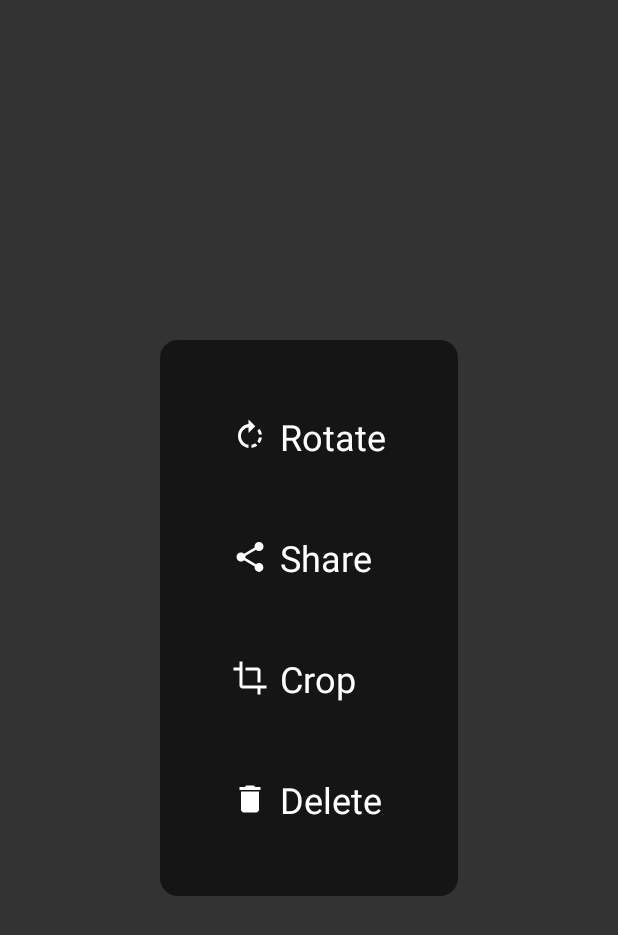
After one commit to BlackDizel/BCGallery, an Android app: the layout view_image_settings.xml on its own in the app's theme, with its tools: preview values and no code run, on a phone screen of 412 x 824 dp. The commit adds this screen. Shown: the top 935 px of the screen. Run offline under Robolectric (Android 15) with nearby library versions, the phone set to English and light mode, and no system bars.

Commit message:
add fragment image

```diff
--- a/app/src/main/java/org/byters/api/IInjector.java
+++ b/app/src/main/java/org/byters/api/IInjector.java
@@ -7,6 +7,7 @@ import org.byters.gallery.view.presenter.PresenterAdapterList;
 import org.byters.gallery.view.presenter.PresenterFragmentList;
 import org.byters.gallery.view.ui.activity.MainActivity;
 import org.byters.gallery.view.ui.adapter.AdapterList;
+import org.byters.gallery.view.ui.fragment.FragmentItemImage;
 import org.byters.gallery.view.ui.fragment.FragmentList;
 
 public interface IInjector {
@@ -25,4 +26,6 @@ public interface IInjector {
     void inject(Navigator navigator);
 
     void inject(CacheList cacheList);
+
+    void inject(FragmentItemImage fragmentItemImage);
 }
--- a/app/src/main/java/org/byters/gallery/Injector.java
+++ b/app/src/main/java/org/byters/gallery/Injector.java
@@ -9,6 +9,7 @@ import org.byters.gallery.view.presenter.PresenterAdapterList;
 import org.byters.gallery.view.presenter.PresenterFragmentList;
 import org.byters.gallery.view.ui.activity.MainActivity;
 import org.byters.gallery.view.ui.adapter.AdapterList;
+import org.byters.gallery.view.ui.fragment.FragmentItemImage;
 import org.byters.gallery.view.ui.fragment.FragmentList;
 
 class Injector implements org.byters.api.IInjector {
@@ -65,4 +66,9 @@ class Injector implements org.byters.api.IInjector {
         cacheList.preferenceStorage = links.getPreferenceStorage();
     }
 
+    @Override
+    public void inject(FragmentItemImage fragmentItemImage) {
+        fragmentItemImage.presenter = links.getPresenterItemImage();
+    }
+
 }
--- a/app/src/main/java/org/byters/gallery/view/Navigator.java
+++ b/app/src/main/java/org/byters/gallery/view/Navigator.java
@@ -49,7 +49,9 @@ public class Navigator implements INavigator {
 
         FragmentItemImage fragment = new FragmentItemImage();
         fragment.setArgs(url);
-        refManager.get().beginTransaction()
+        refManager.get()
+                .beginTransaction()
+                .addToBackStack(null)
                 .replace(layoutId, fragment)
                 .commit();
     }
--- /dev/null
+++ b/app/src/main/res/drawable/bg_dark_circle.xml
@@ -0,0 +1,6 @@
+<?xml version="1.0" encoding="utf-8"?>
+<shape android:shape="oval" xmlns:android="http://schemas.android.com/apk/res/android">
+
+    <solid android:color="@color/bg_80"/>
+
+</shape>
--- /dev/null
+++ b/app/src/main/res/drawable/bg_dark_round.xml
@@ -0,0 +1,8 @@
+<?xml version="1.0" encoding="utf-8"?>
+<shape xmlns:android="http://schemas.android.com/apk/res/android"
+    android:shape="rectangle">
+
+    <solid android:color="@color/bg_80" />
+    <corners android:radius="12dp" />
+
+</shape>
--- /dev/null
+++ b/app/src/main/res/drawable/ic_crop_white_24dp.xml
@@ -0,0 +1,9 @@
+<vector xmlns:android="http://schemas.android.com/apk/res/android"
+        android:width="24dp"
+        android:height="24dp"
+        android:viewportWidth="24.0"
+        android:viewportHeight="24.0">
+    <path
+        android:fillColor="#fff"
+        android:pathData="M17,15h2V7c0,-1.1 -0.9,-2 -2,-2H9v2h8v8zM7,17V1H5v4H1v2h4v10c0,1.1 0.9,2 2,2h10v4h2v-4h4v-2H7z"/>
+</vector>
--- /dev/null
+++ b/app/src/main/res/drawable/ic_delete_white_24dp.xml
@@ -0,0 +1,9 @@
+<vector xmlns:android="http://schemas.android.com/apk/res/android"
+        android:width="24dp"
+        android:height="24dp"
+        android:viewportWidth="24.0"
+        android:viewportHeight="24.0">
+    <path
+        android:fillColor="#fff"
+        android:pathData="M6,19c0,1.1 0.9,2 2,2h8c1.1,0 2,-0.9 2,-2V7H6v12zM19,4h-3.5l-1,-1h-5l-1,1H5v2h14V4z"/>
+</vector>
--- /dev/null
+++ b/app/src/main/res/drawable/ic_rotate_right_white_24dp.xml
@@ -0,0 +1,9 @@
+<vector xmlns:android="http://schemas.android.com/apk/res/android"
+        android:width="24dp"
+        android:height="24dp"
+        android:viewportWidth="24.0"
+        android:viewportHeight="24.0">
+    <path
+        android:fillColor="#fff"
+        android:pathData="M15.55,5.55L11,1v3.07C7.06,4.56 4,7.92 4,12s3.05,7.44 7,7.93v-2.02c-2.84,-0.48 -5,-2.94 -5,-5.91s2.16,-5.43 5,-5.91L11,10l4.55,-4.45zM19.93,11c-0.17,-1.39 -0.72,-2.73 -1.62,-3.89l-1.42,1.42c0.54,0.75 0.88,1.6 1.02,2.47h2.02zM13,17.9v2.02c1.39,-0.17 2.74,-0.71 3.9,-1.61l-1.44,-1.44c-0.75,0.54 -1.59,0.89 -2.46,1.03zM16.89,15.48l1.42,1.41c0.9,-1.16 1.45,-2.5 1.62,-3.89h-2.02c-0.14,0.87 -0.48,1.72 -1.02,2.48z"/>
+</vector>
--- /dev/null
+++ b/app/src/main/res/drawable/ic_share_white_24dp.xml
@@ -0,0 +1,9 @@
+<vector xmlns:android="http://schemas.android.com/apk/res/android"
+        android:width="24dp"
+        android:height="24dp"
+        android:viewportWidth="24.0"
+        android:viewportHeight="24.0">
+    <path
+        android:fillColor="#fff"
+        android:pathData="M18,16.08c-0.76,0 -1.44,0.3 -1.96,0.77L8.91,12.7c0.05,-0.23 0.09,-0.46 0.09,-0.7s-0.04,-0.47 -0.09,-0.7l7.05,-4.11c0.54,0.5 1.25,0.81 2.04,0.81 1.66,0 3,-1.34 3,-3s-1.34,-3 -3,-3 -3,1.34 -3,3c0,0.24 0.04,0.47 0.09,0.7L8.04,9.81C7.5,9.31 6.79,9 6,9c-1.66,0 -3,1.34 -3,3s1.34,3 3,3c0.79,0 1.5,-0.31 2.04,-0.81l7.12,4.16c-0.05,0.21 -0.08,0.43 -0.08,0.65 0,1.61 1.31,2.92 2.92,2.92 1.61,0 2.92,-1.31 2.92,-2.92s-1.31,-2.92 -2.92,-2.92z"/>
+</vector>
--- /dev/null
+++ b/app/src/main/res/layout/view_image_settings.xml
@@ -0,0 +1,39 @@
+<?xml version="1.0" encoding="utf-8"?>
+<LinearLayout xmlns:android="http://schemas.android.com/apk/res/android"
+    xmlns:tools="http://schemas.android.com/tools"
+    android:id="@+id/llSettings"
+    android:layout_width="wrap_content"
+    android:layout_height="wrap_content"
+    android:layout_gravity="center"
+    android:background="@drawable/bg_dark_round"
+    android:orientation="vertical"
+    android:padding="24dp"
+    android:visibility="gone"
+    tools:showIn="@layout/fragment_image"
+    tools:visibility="visible">
+
+    <TextView
+        android:id="@+id/tvRotate"
+        style="@style/menu_image_item"
+        android:drawableStart="@drawable/ic_rotate_right_white_24dp"
+        android:text="@string/action_rotate" />
+
+    <TextView
+        android:id="@+id/tvShare"
+        style="@style/menu_image_item"
+        android:drawableStart="@drawable/ic_share_white_24dp"
+        android:text="@string/action_share" />
+
+    <TextView
+        android:id="@+id/tvCrop"
+        style="@style/menu_image_item"
+        android:drawableStart="@drawable/ic_crop_white_24dp"
+        android:text="@string/action_crop" />
+
+    <TextView
+        android:id="@+id/tvDelete"
+        style="@style/menu_image_item"
+        android:drawableStart="@drawable/ic_delete_white_24dp"
+        android:text="@string/action_delete" />
+
+</LinearLayout>
--- a/app/src/main/res/values/colors.xml
+++ b/app/src/main/res/values/colors.xml
@@ -1,5 +1,5 @@
 <?xml version="1.0" encoding="utf-8"?>
 <resources>
     <color name="bg">#333</color>
-
+    <color name="bg_80">#99030303</color>
 </resources>
--- a/app/src/main/res/values/strings.xml
+++ b/app/src/main/res/values/strings.xml
@@ -3,4 +3,8 @@
     <string name="no_content">No files here</string>
     <string name="empty" />
     <string name="parent_files_empty">No content in parent directory</string>
+    <string name="action_rotate">Rotate</string>
+    <string name="action_share">Share</string>
+    <string name="action_crop">Crop</string>
+    <string name="action_delete">Delete</string>
 </resources>
--- a/app/src/main/res/values/styles.xml
+++ b/app/src/main/res/values/styles.xml
@@ -4,4 +4,15 @@
         <item name="android:background">@color/bg</item>
     </style>
 
+    <style name="menu_image_item">
+        <item name="android:textColor">@android:color/white</item>
+        <item name="android:background">@android:color/transparent</item>
+        <item name="android:drawablePadding">8dp</item>
+        <item name="android:gravity">center_vertical</item>
+        <item name="android:layout_width">match_parent</item>
+        <item name="android:layout_height">wrap_content</item>
+        <item name="android:padding">24dp</item>
+        <item name="android:textSize">24sp</item>
+    </style>
+
 </resources>
```
Also changed, not shown: app/src/main/java/org/byters/api/view/presenter/IPresenterItemImage.java (added, +21 -0 lines), app/src/main/java/org/byters/api/view/presenter/listener/IPresenterItemImageListener.java (added, +10 -0 lines), app/src/main/java/org/byters/gallery/Initializator.java (+8 -0 lines), app/src/main/java/org/byters/gallery/view/presenter/PresenterItemImage.java (added, +55 -0 lines), app/src/main/java/org/byters/gallery/view/ui/fragment/FragmentItemImage.java (+81 -1 lines), app/src/main/res/drawable/ic_more_vert_white_24dp.xml (added, +9 -0 lines), app/src/main/res/layout/fragment_image.xml (added, +27 -0 lines).
